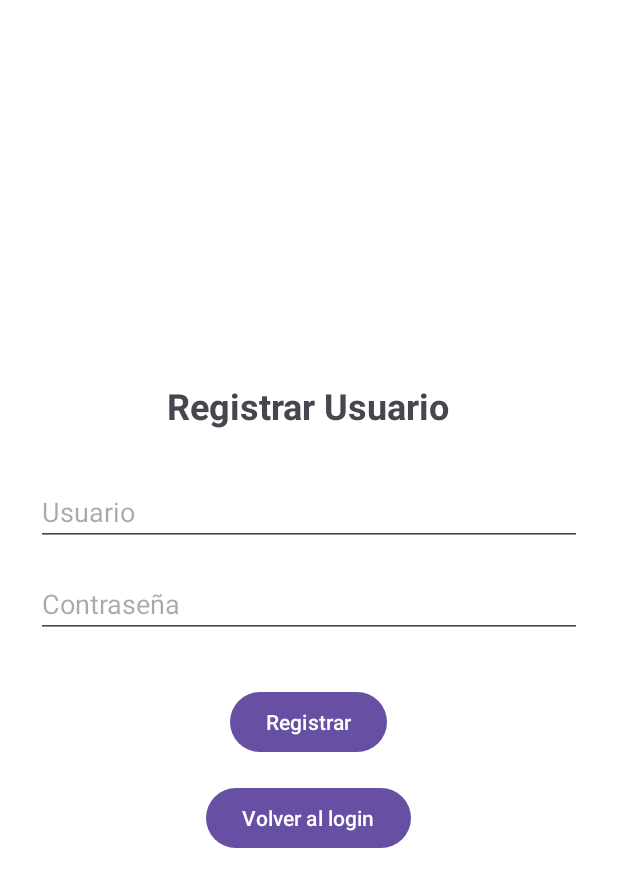
After one commit to Hexagan/iStudent, an Android app: the fragment RegistroFragment placed in its activity, on a phone screen of 412 x 824 dp. The commit adds this screen. Shown: the top 887 px of the screen. Run offline under Robolectric (Android 15) with nearby library versions, the phone set to English and light mode, and no system bars.

```diff
--- a/app/src/main/java/ar/com/ifts18/istudent/CalificacionesFragment.kt
+++ b/app/src/main/java/ar/com/ifts18/istudent/CalificacionesFragment.kt
@@ -24,7 +24,7 @@ class CalificacionesFragment : Fragment(R.layout.fragment_calificaciones) { //
         Log.d("DEBUG_APP", "Tamaño de gradeList en CalificacionesFragment: ${gradeList.size}") // Agregado para depuración
 
         // 4. Inicializar y asignar el adaptador al RecyclerView
-        val gradesAdapter = GradesAdapter(gradeList) //
+        val gradesAdapter = CalificacionesAdapter(gradeList) //
         recyclerView.adapter = gradesAdapter //
     }
 
--- /dev/null
+++ b/app/src/main/java/ar/com/ifts18/istudent/RegistroFragment.kt
@@ -0,0 +1,50 @@
+package ar.com.ifts18.istudent
+
+import android.os.Bundle
+import android.view.View
+import android.widget.Button
+import android.widget.EditText
+import android.widget.Toast
+import androidx.fragment.app.Fragment
+import androidx.fragment.app.commit
+import androidx.core.content.edit
+
+class RegistroFragment : Fragment(R.layout.fragment_registro) {
+
+    override fun onViewCreated(view: View, savedInstanceState: Bundle?) {
+        val editTextUsuario = view.findViewById<EditText>(R.id.editTextUsuario)
+        val editTextContrasenia = view.findViewById<EditText>(R.id.editTextContrasenia)
+        val btnRegistrar = view.findViewById<Button>(R.id.btnRegistrar)
+
+        val btnVolverLogin = view.findViewById<Button>(R.id.btnVolverLogin)
+        btnVolverLogin.setOnClickListener {
+            parentFragmentManager.commit {
+                replace(R.id.fragment_container, LoginFragment())
+                addToBackStack(null)
+            }
+        }
+
+        btnRegistrar.setOnClickListener {
+            val usuario = editTextUsuario.text.toString()
+            val contrasenia = editTextContrasenia.text.toString()
+            val sharedPrefs = requireContext().getSharedPreferences("prefs_login", 0)
+
+            if (usuario.isBlank() || contrasenia.isBlank()) {
+                Toast.makeText(requireContext(), "Completa todos los campos", Toast.LENGTH_SHORT).show()
+                return@setOnClickListener
+            }
+
+            if (sharedPrefs.contains("user_$usuario")) {
+                Toast.makeText(requireContext(), "El usuario ya existe", Toast.LENGTH_SHORT).show()
+            } else {
+                sharedPrefs.edit { putString("user_$usuario", contrasenia) }
+                Toast.makeText(requireContext(), "Usuario registrado correctamente", Toast.LENGTH_SHORT).show()
+
+                parentFragmentManager.commit {
+                    replace(R.id.fragment_container, LoginFragment())
+                    addToBackStack(null)
+                }
+            }
+        }
+    }
+}
--- /dev/null
+++ b/app/src/main/res/layout/fragment_registro.xml
@@ -0,0 +1,50 @@
+<?xml version="1.0" encoding="utf-8"?>
+<LinearLayout xmlns:android="http://schemas.android.com/apk/res/android"
+    android:layout_width="match_parent"
+    android:layout_height="match_parent"
+    android:orientation="vertical"
+    android:padding="24dp"
+    android:gravity="center_horizontal|center_vertical"
+    android:background="@android:color/white">
+
+    <TextView
+        android:id="@+id/textViewTitulo"
+        android:layout_width="wrap_content"
+        android:layout_height="wrap_content"
+        android:text="Registrar Usuario"
+        android:textSize="24sp"
+        android:textStyle="bold"
+        android:layout_marginBottom="32dp" />
+
+    <EditText
+        android:id="@+id/editTextUsuario"
+        android:layout_width="match_parent"
+        android:layout_height="wrap_content"
+        android:hint="Usuario"
+        android:inputType="text"
+        android:layout_marginBottom="16dp"
+        android:autofillHints="name" />
+
+    <EditText
+        android:id="@+id/editTextContrasenia"
+        android:layout_width="match_parent"
+        android:layout_height="wrap_content"
+        android:hint="Contraseña"
+        android:inputType="textPassword"
+        android:layout_marginBottom="32dp"
+        android:autofillHints="password" />
+
+    <Button
+        android:id="@+id/btnRegistrar"
+        android:layout_width="wrap_content"
+        android:layout_height="wrap_content"
+        android:text="Registrar"
+        android:layout_marginBottom="16dp" />
+
+    <Button
+        android:id="@+id/btnVolverLogin"
+        android:layout_width="wrap_content"
+        android:layout_height="wrap_content"
+        android:text="Volver al login" />
+
+</LinearLayout>
```
Also changed, not shown: app/src/main/java/ar/com/ifts18/istudent/CalificacionesAdapter.kt (renamed from app/src/main/java/ar/com/ifts18/istudent/GradesAdapter.kt, +13 -12 lines), app/src/main/java/ar/com/ifts18/istudent/HomeFragment.kt (+7 -0 lines), app/src/main/java/ar/com/ifts18/istudent/LoginFragment.kt (+23 -12 lines), app/src/main/res/drawable/ic_event.xml (added, +10 -0 lines), app/src/main/res/layout/login.xml (+6 -6 lines), app/src/main/res/drawable/ic_logo.png (added).
